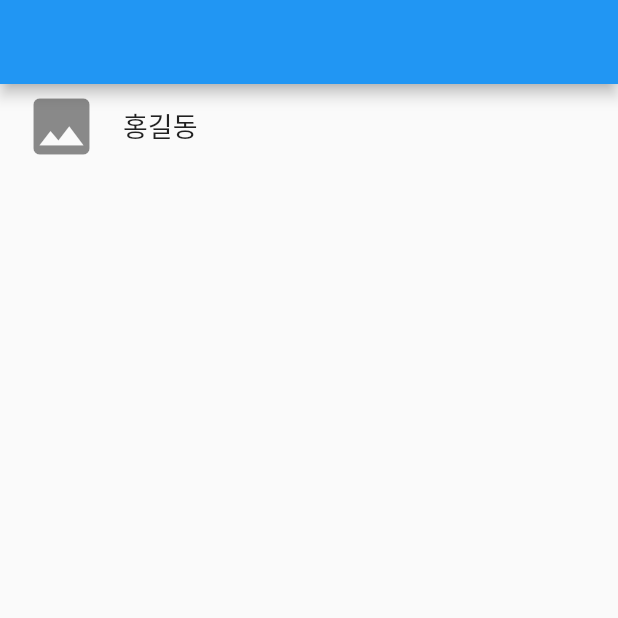
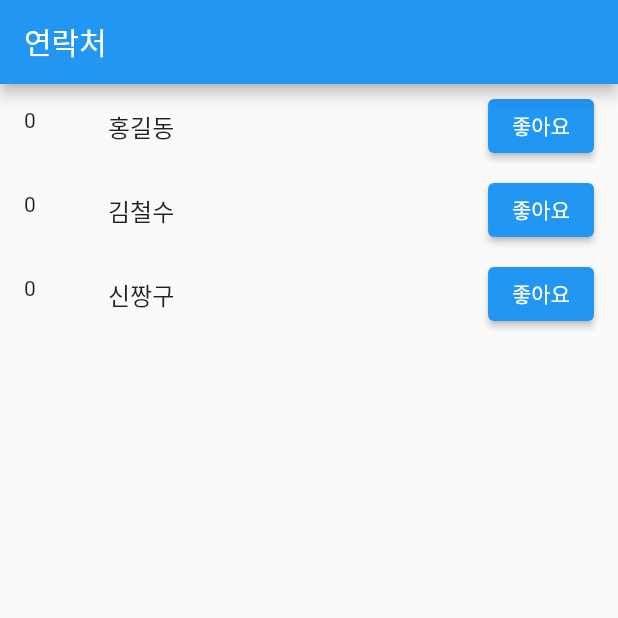
Before and after one commit to this-is-yello/flutter_contact, a Flutter app: the screen it shows after launch, on a phone screen of 412 x 824 dp, the top half of it. Run offline on Flutter 3.47's test engine with Material 2 defaults, Android fonts, the phone set to English and light mode, and no system bars.

Commit message:
221106 in Home

```diff
--- a/flutter_contact_1/lib/main.dart
+++ b/flutter_contact_1/lib/main.dart
@@ -1,9 +1,8 @@
 import 'package:flutter/material.dart';
 
 void main() {
-  runApp(const MyApp());
+  runApp(MyApp());
 }
-
 
 // ----------------------------------------- 기본 -----------------------------------------------
 
@@ -46,7 +45,6 @@ void main() {
 //     );
 //   }
 // }
-
 
 // ----------------------------------------- Flexible & 당큰마켓 -----------------------------------------------
 
@@ -122,22 +120,49 @@ void main() {
 //   }
 // }
 
+class MyApp extends StatefulWidget {
+  MyApp({super.key});
 
-class MyApp extends StatelessWidget {
-  const MyApp({super.key});
+  @override
+  State<MyApp> createState() => _MyAppState();
+}
+
+class _MyAppState extends State<MyApp> {
+  var name = ['홍길동', '김철수', '신짱구'];
+  var like = [0, 0, 0];
 
   @override
   Widget build(BuildContext context) {
     return MaterialApp(
       home: Scaffold(
-        appBar: AppBar(),
-        body: ListView(
-          children: [
-            ListTile(
-              leading: Icon(Icons.photo, size: 50),
-              title: Text('홍길동', style: TextStyle(fontSize: 18)),
-            )
-          ],
+        appBar: AppBar(
+          title: Text('연락처'),
+        ),
+        body: ListView.builder(
+          itemCount: 3,
+          itemBuilder: (context, i) {
+            return ListTile(
+              leading: Text(like[i].toString()),
+              title: Text(name[i]),
+              trailing: ElevatedButton(
+                child: Text('좋아요'),
+                onPressed: () {
+                  setState(() {
+                    print(like[i]);
+                    like[i]++;
+                  });
+                },
+              ),
+            );
+          },
+        ),
+        //  body: ListView(
+        //  children: [
+        //    ListTile(
+        //      leading: Icon(Icons.photo, size: 50),
+        //      title: Text('홍길동', style: TextStyle(fontSize: 18)),
+        //    )
+        //  ],
         // children: [
         //   Container(
         //     width: double.infinity, height: 70,
@@ -170,13 +195,12 @@ class MyApp extends StatelessWidget {
         //     ),
         //   )
         // ],
-        ),
-        // bottomNavigationBar: BottomAppBar(),
+        //  ),
+        //bottomNavigationBar: BottomAppBar(),
       ),
     );
   }
 }
-
 
 class BottomAppBar extends StatelessWidget {
   const BottomAppBar({super.key});
@@ -190,9 +214,18 @@ class BottomAppBar extends StatelessWidget {
           child: Row(
             mainAxisAlignment: MainAxisAlignment.spaceEvenly,
             children: [
-              IconButton(icon: Icon(Icons.call), color: Colors.black, onPressed: () {}),
-              IconButton(icon: Icon(Icons.message), color: Colors.black, onPressed: () {}),
-              IconButton(icon: Icon(Icons.contact_page), color: Colors.black, onPressed: () {}),
+              IconButton(
+                  icon: Icon(Icons.call),
+                  color: Colors.black,
+                  onPressed: () {}),
+              IconButton(
+                  icon: Icon(Icons.message),
+                  color: Colors.black,
+                  onPressed: () {}),
+              IconButton(
+                  icon: Icon(Icons.contact_page),
+                  color: Colors.black,
+                  onPressed: () {}),
             ],
           ),
           decoration: BoxDecoration(color: Colors.white),
```
Lines whose indentation alone changed are shown as unchanged.
